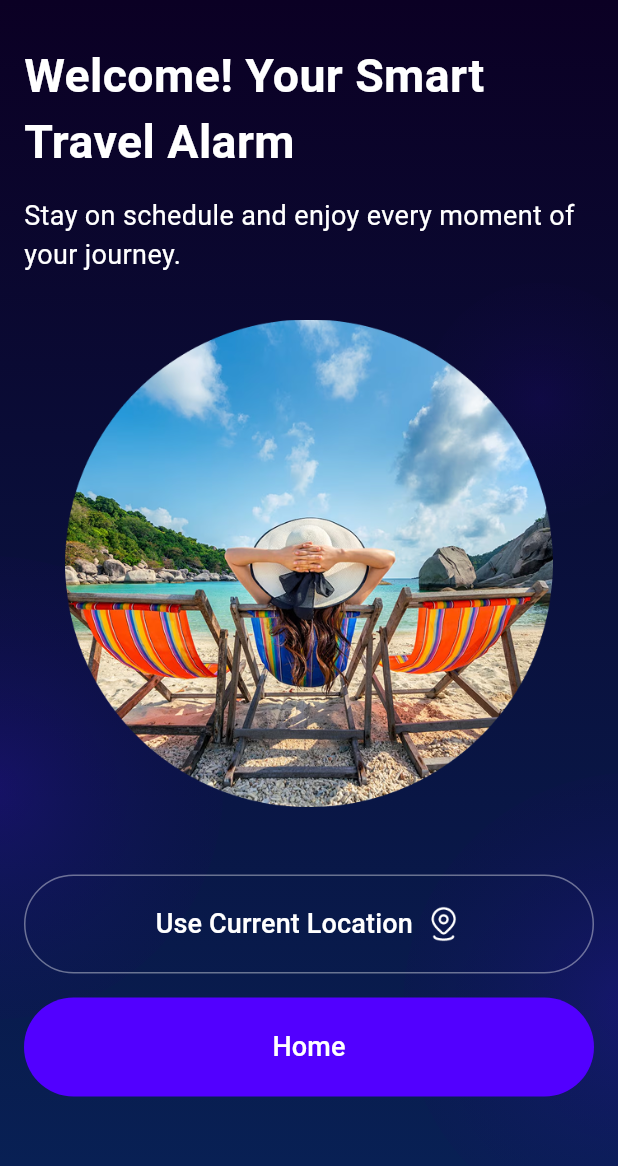
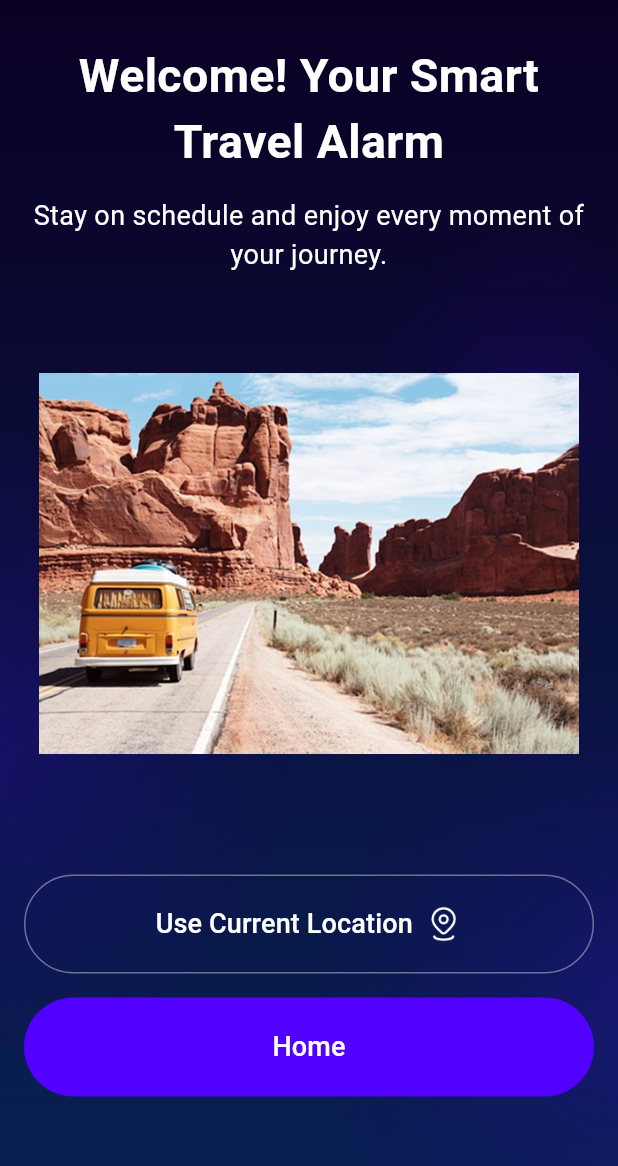
Before and after one commit to sazzad1620/Flutter_Onboarding_App, a Flutter app: the screen it shows after launch, after a tap on "Skip", on a phone screen of 412 x 824 dp. Shown: the top 1166 px of the screen. Run offline on Flutter 3.47's test engine with Material 3 defaults, Android fonts, the phone set to English and light mode, and no system bars; our stand-ins replace flutter_local_notifications, flutter_native_timezone, geocoding, geolocator, shared_preferences, timezone.

Commit message:
All Updated

```diff
--- a/lib/common_widgets/gradient_container.dart
+++ b/lib/common_widgets/gradient_container.dart
@@ -34,19 +34,16 @@ class GradientContainer extends StatelessWidget {
         children: [
           // Ellipse left center
           Positioned(
-            top: screenHeight * fracY(360),
-            left: screenWidth * fracX(-155),
+            top: screenHeight * fracY(280),
+            left: screenWidth * fracX(-210),
             child: Container(
-              width: screenWidth * fracX(300), // bigger for soft spread
-              height: screenHeight * fracY(300),
+              width: screenWidth * fracX(400),
+              height: screenHeight * fracY(400),
               decoration: const BoxDecoration(
                 shape: BoxShape.circle,
                 gradient: RadialGradient(
-                  colors: [
-                    Color.fromRGBO(82, 0, 255, 0.18),
-                    Colors.transparent,
-                  ],
-                  radius: 0.8, // spread more
+                  colors: [Color.fromRGBO(82, 0, 255, 0.2), Colors.transparent],
+                  radius: 0.8,
                   center: Alignment.center,
                 ),
               ),
@@ -55,16 +52,16 @@ class GradientContainer extends StatelessWidget {
 
           // Ellipse upper right
           Positioned(
-            top: screenHeight * fracY(183),
-            left: screenWidth * fracX(240),
+            top: screenHeight * fracY(150),
+            left: screenWidth * fracX(210),
             child: Container(
-              width: screenWidth * fracX(150),
-              height: screenHeight * fracY(150),
+              width: screenWidth * fracX(200),
+              height: screenHeight * fracY(200),
               decoration: const BoxDecoration(
                 shape: BoxShape.circle,
                 gradient: RadialGradient(
                   colors: [
-                    Color.fromRGBO(81, 0, 255, 0.08),
+                    Color.fromRGBO(81, 0, 255, 0.12),
                     Colors.transparent,
                   ],
                   radius: 0.8,
@@ -76,18 +73,15 @@ class GradientContainer extends StatelessWidget {
 
           // Ellipse 3 lower right
           Positioned(
-            top: screenHeight * fracY(500),
-            left: screenWidth * fracX(220),
+            top: screenHeight * fracY(450),
+            left: screenWidth * fracX(170),
             child: Container(
-              width: screenWidth * fracX(300),
-              height: screenHeight * fracY(300),
+              width: screenWidth * fracX(400),
+              height: screenHeight * fracY(400),
               decoration: const BoxDecoration(
                 shape: BoxShape.circle,
                 gradient: RadialGradient(
-                  colors: [
-                    Color.fromRGBO(82, 0, 255, 0.18),
-                    Colors.transparent,
-                  ],
+                  colors: [Color.fromRGBO(82, 0, 255, 0.2), Colors.transparent],
                   radius: 0.8,
                   center: Alignment.center,
                 ),
--- a/lib/features/alarm/alarm_provider.dart
+++ b/lib/features/alarm/alarm_provider.dart
@@ -3,6 +3,7 @@ import 'package:shared_preferences/shared_preferences.dart';
 import 'dart:convert';
 import 'alarm_model.dart';
 import 'notification_service.dart';
+import 'package:intl/intl.dart';
 
 class AlarmProvider extends ChangeNotifier {
   List<AlarmModel> _alarms = [];
@@ -13,7 +14,7 @@ class AlarmProvider extends ChangeNotifier {
   bool _notificationsInitialized = false;
   bool _timezoneSet = false;
 
-  // Keep pending alarms until notifications + timezone are ready
+  // Keep pending alarms until notifications & timezone are ready
   final List<AlarmModel> _pendingAlarms = [];
 
   String? selectedLocation;
@@ -27,12 +28,11 @@ class AlarmProvider extends ChangeNotifier {
     await _notificationService.init();
     _notificationsInitialized = _notificationService.isInitialized;
 
-    // Load saved alarms after notifications are initialized
     await loadAlarms();
 
     _timezoneSet = true;
 
-    // Schedule all enabled alarms + pending alarms
+    // Schedule all enabled alarms & pending alarms
     await _rescheduleEnabledAndPendingAlarms();
   }
 
@@ -53,7 +53,6 @@ class AlarmProvider extends ChangeNotifier {
     _pendingAlarms.clear();
   }
 
-  // CRUD
   void addAlarm(DateTime alarmTime) {
     final model = AlarmModel(time: alarmTime, isEnabled: true);
     _alarms.add(model);
@@ -131,7 +130,7 @@ class AlarmProvider extends ChangeNotifier {
     await prefs.setString('alarms', alarmsJson);
   }
 
-  // -------------------- Notifications --------------------
+  // Notifications
   Future<void> _scheduleNotification(AlarmModel alarm) async {
     if (!_notificationsInitialized || !_timezoneSet) return;
 
@@ -142,12 +141,13 @@ class AlarmProvider extends ChangeNotifier {
         ? alarm.time.add(Duration(days: 1))
         : alarm.time;
 
+    String formattedTime = DateFormat.jm().format(scheduledDate).toLowerCase();
+
     await _notificationService.scheduleNotification(
       dateTime: scheduledDate,
       id: id,
       title: 'Alarm',
-      body:
-          'It\'s time: ${scheduledDate.hour.toString().padLeft(2, '0')}:${scheduledDate.minute.toString().padLeft(2, '0')}',
+      body: 'It\'s time: $formattedTime',
     );
   }
 
--- a/lib/features/alarm/alarm_screen.dart
+++ b/lib/features/alarm/alarm_screen.dart
@@ -38,7 +38,7 @@ class AlarmScreen extends StatelessWidget {
                             ),
                           ),
 
-                          const SizedBox(height: 12),
+                          const SizedBox(height: 15),
 
                           // Location TextField
                           Container(
@@ -111,7 +111,8 @@ class AlarmScreen extends StatelessWidget {
                                       AlarmModel alarm = provider.alarms[index];
 
                                       String formattedTime = DateFormat.jm()
-                                          .format(alarm.time);
+                                          .format(alarm.time)
+                                          .toLowerCase();
                                       String formattedDate = DateFormat(
                                         "EEE dd MMM yyyy",
                                       ).format(alarm.time);
@@ -141,21 +142,14 @@ class AlarmScreen extends StatelessWidget {
                                         ),
                                         onDismissed: (_) {
                                           provider.deleteAlarm(index);
-                                          ScaffoldMessenger.of(
-                                            context,
-                                          ).showSnackBar(
-                                            const SnackBar(
-                                              content: Text("Alarm deleted"),
-                                            ),
-                                          );
                                         },
                                         child: Container(
                                           margin: const EdgeInsets.symmetric(
                                             vertical: 7,
                                           ),
                                           padding: const EdgeInsets.symmetric(
-                                            horizontal: 20,
-                                            vertical: 22,
+                                            horizontal: 18,
+                                            vertical: 20,
                                           ),
                                           decoration: BoxDecoration(
                                             color: const Color.fromRGBO(
@@ -195,7 +189,7 @@ class AlarmScreen extends StatelessWidget {
                                                 ),
                                               ),
 
-                                              const SizedBox(width: 16),
+                                              const SizedBox(width: 8),
 
                                               // Toggle Switch
                                               GestureDetector(
--- a/lib/features/location/location_screen.dart
+++ b/lib/features/location/location_screen.dart
@@ -26,6 +26,7 @@ class LocationScreen extends StatelessWidget {
                     // Heading
                     Text(
                       "Welcome! Your Smart Travel Alarm",
+                      textAlign: TextAlign.center,
                       style: TextStyle(
                         fontSize: 31,
                         fontWeight: FontWeight.w600,
@@ -36,12 +37,13 @@ class LocationScreen extends StatelessWidget {
                     // Paragraph
                     Text(
                       "Stay on schedule and enjoy every moment of your journey.",
+                      textAlign: TextAlign.center,
                       style: TextStyle(fontSize: 18, color: Colors.white),
                     ),
                     SizedBox(height: 30),
                     // Image
-                    ClipRRect(
-                      borderRadius: BorderRadius.circular(16),
+                    Padding(
+                      padding: const EdgeInsets.symmetric(horizontal: 10.0),
                       child: Image.asset(
                         'assets/images/location.png',
                         width: double.infinity,
@@ -109,7 +111,7 @@ class LocationScreen extends StatelessWidget {
                                 listen: false,
                               );
 
-                          // Fetch location if not yet fetched
+                          // Fetch location if not fetched
                           if (locationProvider.currentAddress == null) {
                             await locationProvider.fetchLocation();
                           }
--- a/lib/main.dart
+++ b/lib/main.dart
@@ -10,6 +10,13 @@ void main() async {
 
   // Initialize notifications
   await NotificationService().init();
+
+  SystemChrome.setSystemUIOverlayStyle(
+    const SystemUiOverlayStyle(
+      statusBarColor: Colors.transparent,
+      statusBarIconBrightness: Brightness.light,
+    ),
+  );
 
   runApp(
     MultiProvider(
```
Also changed, not shown: assets/images/location.png, assets/screenshorts/alarm.png (deleted), assets/screenshorts/alarm1.png (added), assets/screenshorts/alarm2.png (added), assets/screenshorts/alarm3.png (added), assets/screenshorts/alarm4.png (added), assets/screenshorts/location1.png, assets/screenshorts/location2.png, 3 other files.
